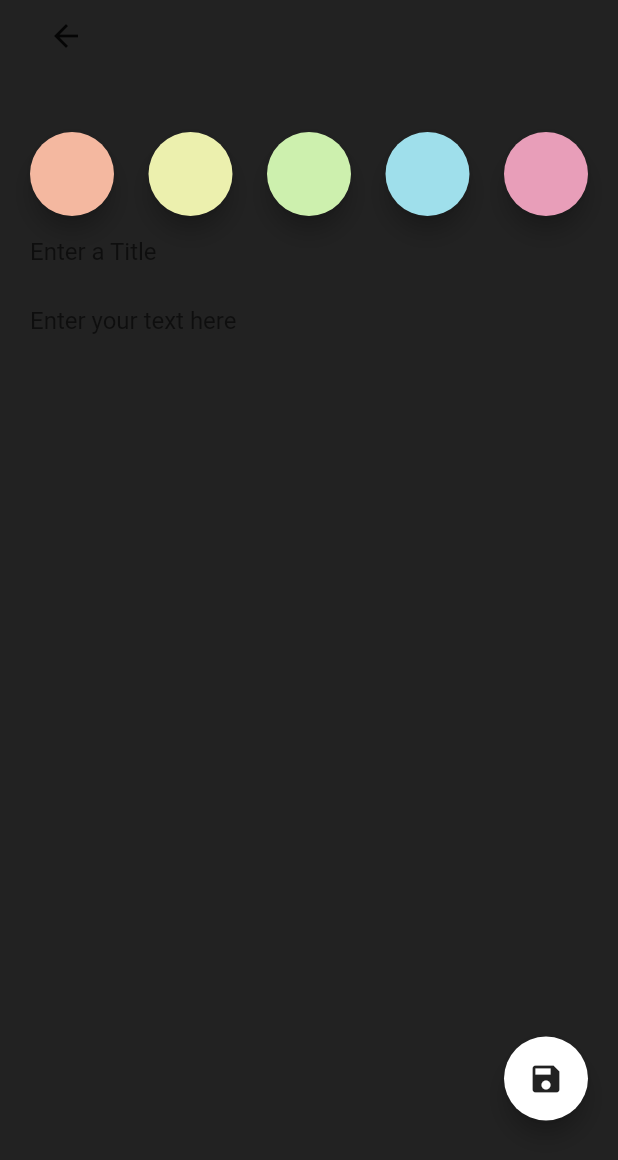
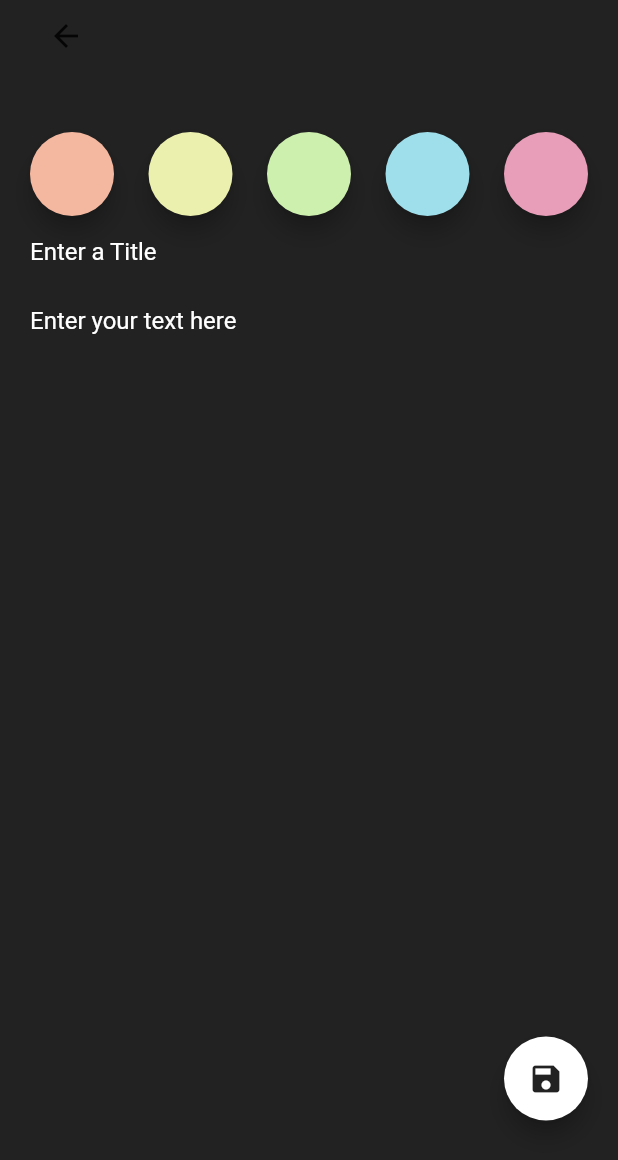
Before and after one commit to giuseppe2028/note_app, a Flutter app: the screen it shows after launch, after a tap on the "add" icon, on a phone screen of 412 x 824 dp. Shown: the top 1160 px of the screen. Run offline on Flutter 3.47's test engine with Material 2 defaults, Android fonts, the phone set to English and light mode, and no system bars.

Commit message:
Aggiunto colori che cambiano con il tema

```diff
--- a/lib/SecondPage.dart
+++ b/lib/SecondPage.dart
@@ -12,11 +12,17 @@ class _SecondPageState extends State<SecondPage> {
   // ignore_for_file: prefer_const_constructors
   @override
   Widget build(BuildContext context) {
+    Color coloreTesto = Colors.white;
     int _maxLine;
     if (MediaQuery.of(context).orientation == Orientation.landscape) {
       _maxLine = 3;
     } else {
       _maxLine = 25;
+    }
+    if (back == Colors.black87) {
+      coloreTesto = Colors.white;
+    } else {
+      coloreTesto = Colors.black87;
     }
 
     print("entrato");
@@ -38,9 +44,10 @@ class _SecondPageState extends State<SecondPage> {
                 ),
                 TextField(
                   decoration: InputDecoration(
-                    border: InputBorder.none,
-                    hintText: 'Enter a Title',
-                  ),
+                      border: InputBorder.none,
+                      hintText: 'Enter a Title',
+                      hintStyle: TextStyle(color: coloreTesto)),
+                  style: TextStyle(color: coloreTesto),
                 ),
                 TextField(
                   keyboardType: TextInputType.multiline,
@@ -48,7 +55,9 @@ class _SecondPageState extends State<SecondPage> {
                   decoration: InputDecoration(
                     border: InputBorder.none,
                     hintText: 'Enter your text here',
+                    hintStyle: TextStyle(color: coloreTesto),
                   ),
+                  style: TextStyle(color: coloreTesto),
                 ),
                 Container(
                   alignment: Alignment.bottomRight,
```
